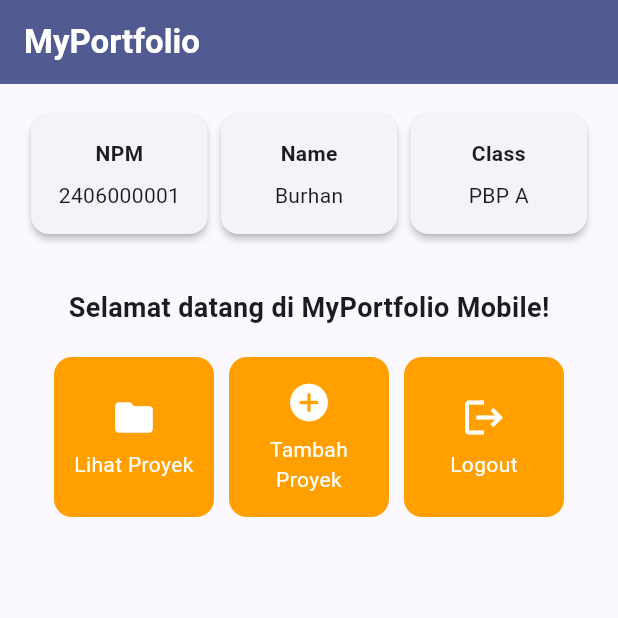
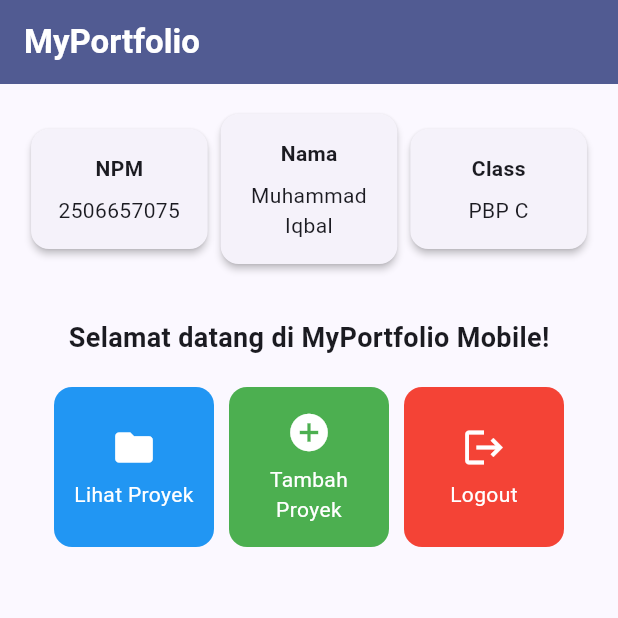
Before and after one commit to labqimm/myportofolio_mobile, a Flutter app: the screen it shows after launch, on a phone screen of 412 x 824 dp, the top half of it. Run offline on Flutter 3.47's test engine with Material 3 defaults, Android fonts, the phone set to English and light mode, and no system bars.

Commit message:
feat: tampilkan identitas pribadi dan warna unik tiap tombol aksi

```diff
--- a/lib/menu.dart
+++ b/lib/menu.dart
@@ -1,20 +1,28 @@
 import 'package:flutter/material.dart';
 
+/// Halaman utama aplikasi MyPortfolio Mobile.
+///
+/// Dibuat sebagai [StatelessWidget] karena semua isinya statis:
+/// identitas pemilik dan daftar tombol tidak berubah selama aplikasi berjalan.
 class MyHomePage extends StatelessWidget {
   MyHomePage({super.key});
 
-  final String npm = "2406000001";
-  final String nama = "Burhan";
-  final String kelas = "PBP A";
+  // Identitas pemilik portofolio yang ditampilkan pada InfoCard.
+  final String npm = "2506657075"; // TODO: ganti dengan NPM kamu
+  final String nama = "Muhammad Iqbal";
+  final String kelas = "PBP C";
 
+  // Daftar tombol aksi. Setiap tombol punya nama, ikon, dan warna latar sendiri,
+  // sehingga ItemCard tidak perlu percabangan if-else untuk menentukan warna.
   final List<ItemHomepage> items = [
-    ItemHomepage("Lihat Proyek", Icons.folder),
-    ItemHomepage("Tambah Proyek", Icons.add_circle),
-    ItemHomepage("Logout", Icons.logout),
+    ItemHomepage("Lihat Proyek", Icons.folder, Colors.blue),
+    ItemHomepage("Tambah Proyek", Icons.add_circle, Colors.green),
+    ItemHomepage("Logout", Icons.logout, Colors.red),
   ];
 
   @override
   Widget build(BuildContext context) {
+    // Scaffold menyediakan kerangka halaman: AppBar di atas dan body di bawahnya.
     return Scaffold(
       appBar: AppBar(
         title: const Text(
@@ -28,11 +36,12 @@ class MyHomePage extends StatelessWidget {
         child: Column(
           crossAxisAlignment: CrossAxisAlignment.center,
           children: [
+            // Baris berisi tiga kartu identitas yang disusun sejajar.
             Row(
               mainAxisAlignment: MainAxisAlignment.spaceEvenly,
               children: [
                 InfoCard(title: 'NPM', content: npm),
-                InfoCard(title: 'Name', content: nama),
+                InfoCard(title: 'Nama', content: nama),
                 InfoCard(title: 'Class', content: kelas),
               ],
             ),
@@ -44,15 +53,20 @@ class MyHomePage extends StatelessWidget {
                     padding: EdgeInsets.only(top: 16.0),
                     child: Text(
                       'Selamat datang di MyPortfolio Mobile!',
-                      style: TextStyle(fontWeight: FontWeight.bold, fontSize: 18.0),
+                      style: TextStyle(
+                        fontWeight: FontWeight.bold,
+                        fontSize: 18.0,
+                      ),
                     ),
                   ),
+                  // Kisi 3 kolom untuk menampilkan tombol-tombol aksi.
                   GridView.count(
                     primary: true,
                     padding: const EdgeInsets.all(20),
                     crossAxisSpacing: 10,
                     mainAxisSpacing: 10,
                     crossAxisCount: 3,
+                    // shrinkWrap agar tinggi kisi menyesuaikan jumlah tombol.
                     shrinkWrap: true,
                     children: items.map((ItemHomepage item) {
                       return ItemCard(item);
@@ -68,6 +82,8 @@ class MyHomePage extends StatelessWidget {
   }
 }
 
+/// Kartu kecil yang menampilkan satu informasi identitas,
+/// berupa judul ([title]) dan isinya ([content]).
 class InfoCard extends StatelessWidget {
   final String title;
   final String content;
@@ -79,13 +95,14 @@ class InfoCard extends StatelessWidget {
     return Card(
       elevation: 2.0,
       child: Container(
+        // Lebar kartu menyesuaikan lebar layar agar tiga kartu muat dalam satu baris.
         width: MediaQuery.of(context).size.width / 3.5,
         padding: const EdgeInsets.all(16.0),
         child: Column(
           children: [
             Text(title, style: const TextStyle(fontWeight: FontWeight.bold)),
             const SizedBox(height: 8.0),
-            Text(content),
+            Text(content, textAlign: TextAlign.center),
           ],
         ),
       ),
@@ -93,13 +110,17 @@ class InfoCard extends StatelessWidget {
   }
 }
 
+/// Model data untuk satu tombol aksi di halaman utama.
 class ItemHomepage {
   final String name;
   final IconData icon;
+  final Color color;
 
-  ItemHomepage(this.name, this.icon);
+  ItemHomepage(this.name, this.icon, this.color);
 }
 
+/// Tombol aksi berbentuk kartu. Warna latarnya diambil dari [ItemHomepage.color],
+/// dan saat ditekan akan memunculkan SnackBar berisi nama tombol.
 class ItemCard extends StatelessWidget {
   final ItemHomepage item;
 
@@ -108,14 +129,18 @@ class ItemCard extends StatelessWidget {
   @override
   Widget build(BuildContext context) {
     return Material(
-      color: Theme.of(context).colorScheme.secondary,
+      color: item.color,
       borderRadius: BorderRadius.circular(12),
       child: InkWell(
+        // InkWell memberi efek riak (ripple) saat kartu disentuh.
+        borderRadius: BorderRadius.circular(12),
         onTap: () {
           ScaffoldMessenger.of(context)
             ..hideCurrentSnackBar()
             ..showSnackBar(
-              SnackBar(content: Text("Kamu telah menekan tombol ${item.name}!")),
+              SnackBar(
+                content: Text("Kamu telah menekan tombol ${item.name}!"),
+              ),
             );
         },
         child: Container(
```
